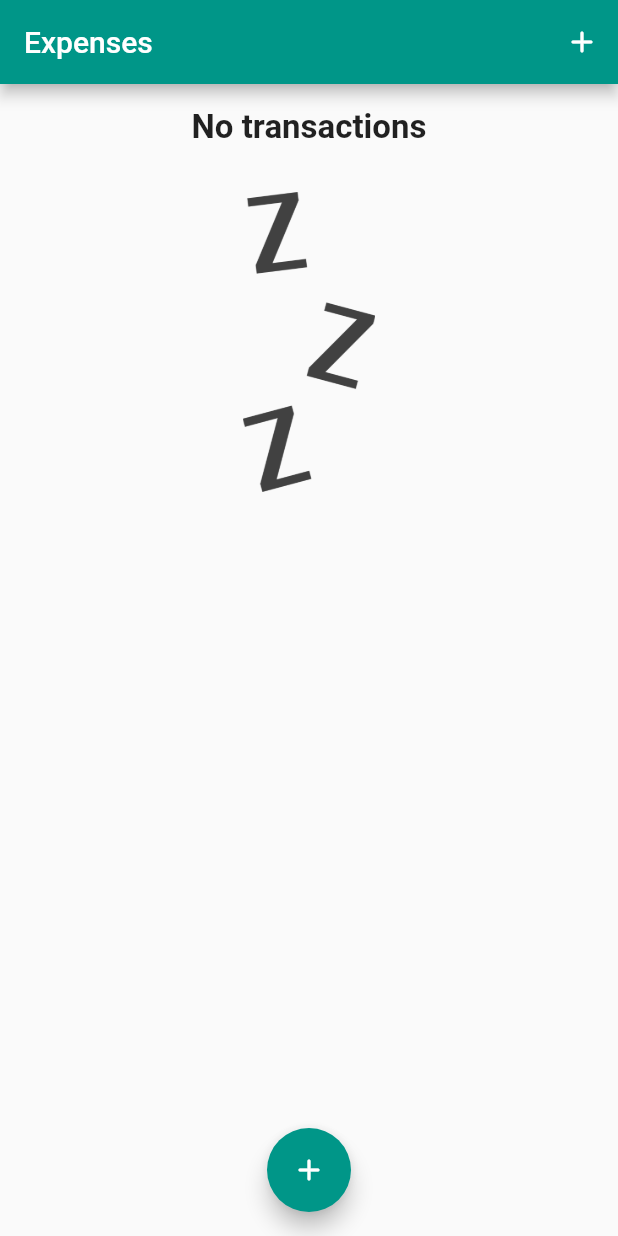
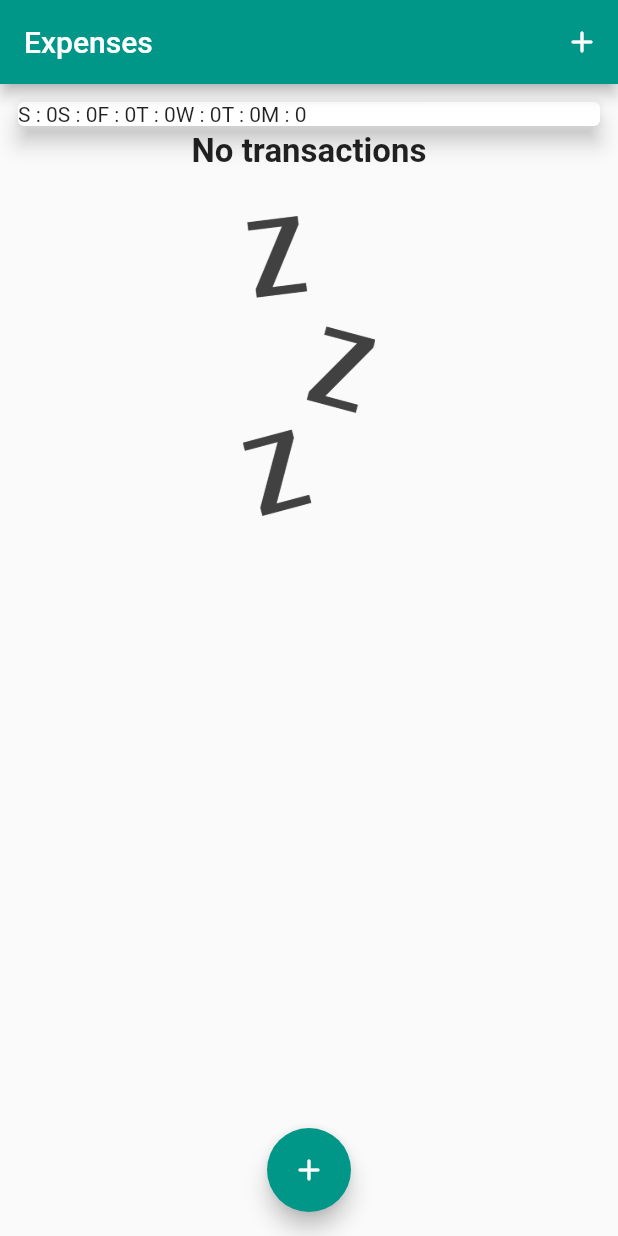
Before and after one commit to Basith-P/Personal-Expense-Tracker, a Flutter app: the screen it shows after launch, on a phone screen of 412 x 824 dp. Run offline on Flutter 3.47's test engine with Material 2 defaults, Android fonts, the phone set to English and light mode, and no system bars.

Commit message:
Add chart bars

```diff
--- a/lib/widgets/chart.dart
+++ b/lib/widgets/chart.dart
@@ -21,11 +21,8 @@ class Chart extends StatelessWidget {
         }
       }
 
-      print(DateFormat.E().format(weekDay));
-      print(totalSum);
-
       return {
-        'map': DateFormat.E().format(weekDay),
+        'day': DateFormat.E().format(weekDay).substring(0, 1),
         'amount': totalSum,
       };
     });
@@ -36,8 +33,9 @@ class Chart extends StatelessWidget {
     return Card(
       elevation: 6,
       child: Row(
-        children: [],
-      ),
+          children: groupedTxValues.map((e) {
+        return Text('${e['day']} : ${e['amount']}');
+      }).toList()),
     );
   }
 }
```
Also changed, not shown: lib/widgets/chart_bar.dart (added, +45 -0 lines).
